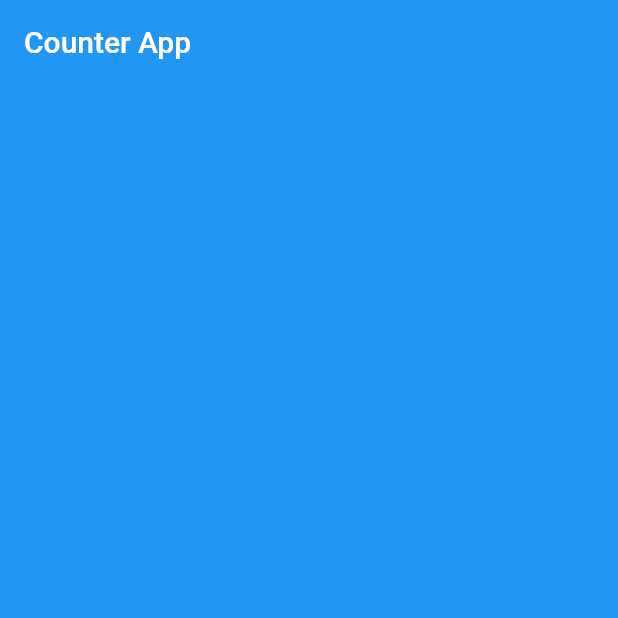
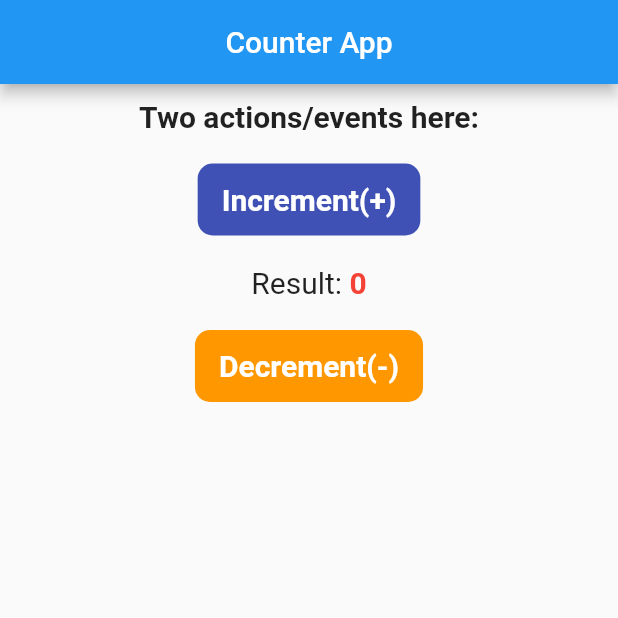
Before and after one commit to nhattien04/counter_app, a Flutter app: the screen it shows after launch, on a phone screen of 412 x 824 dp, the top half of it. Run offline on Flutter 3.47's test engine with Material 2 defaults, Android fonts, the light colour scheme and no system bars; our stand-ins replace bloc, flutter_bloc.

Commit message:
update app

```diff
--- a/counter_app_flutter/lib/blocs/counter_bloc.dart
+++ b/counter_app_flutter/lib/blocs/counter_bloc.dart
@@ -1,12 +1,24 @@
 import 'package:flutter_bloc/flutter_bloc.dart';
 import 'package:counter_app_flutter/events/counter_event.dart';
+import 'package:bloc/bloc.dart';
 
 class CounterBloc extends Bloc<CounterEvent, int> {
   @override
-  int get initialState => 0;
+  int get initialState => 0; // Phai khoi tao gia tri ban dau cho State, khong duoc de Null
 
   @override
   Stream<int> mapEventToState(CounterEvent event) async* {
     // Lay Event de update State
+    print(state); // State hien tai
+    switch (event) {
+      case CounterEvent.increment:
+        var newState = state + 1;
+        yield newState;
+        break;
+      case CounterEvent.decrement:
+        var newState = state - 1;
+        yield newState;
+        break;
+    }
   }
 }
--- a/counter_app_flutter/lib/main.dart
+++ b/counter_app_flutter/lib/main.dart
@@ -1,4 +1,7 @@
+import 'package:counter_app_flutter/blocs/counter_bloc.dart';
+import 'package:counter_app_flutter/views/counter_page.dart';
 import 'package:flutter/material.dart';
+import 'package:flutter_bloc/flutter_bloc.dart';
 
 void main() {
   runApp(
@@ -7,16 +10,22 @@ void main() {
 }
 
 class MyApp extends StatelessWidget {
-  Stream<int> aStreamFunction() async* {
-    // Ham tra ve gia tri nhieu lan thong qua 1 lan goi
-  }
+  // Chay trong Terminal
+  // flutter run --no-sound-null-safety
+
 
   @override
   Widget build(BuildContext context) {
     return MaterialApp(
       title: 'This is Counter App!',
-      home: AppBar(
-        title: Text('Counter App', style: TextStyle(fontSize: 20),
+      home: Scaffold(
+        appBar: AppBar(
+          centerTitle: true,
+          title: Text('Counter App'),
+        ),
+        body: BlocProvider<CounterBloc>(
+          create: (context) => CounterBloc(), // Hanh dong
+          child: CounterPage(), // Giao dien
         ),
       ),
     );
--- /dev/null
+++ b/counter_app_flutter/lib/views/counter_page.dart
@@ -0,0 +1,72 @@
+import 'package:counter_app_flutter/blocs/counter_bloc.dart';
+import 'package:counter_app_flutter/events/counter_event.dart';
+import 'package:flutter/material.dart';
+import 'package:flutter_bloc/flutter_bloc.dart';
+
+class CounterPage extends StatelessWidget {
+  // ignore: invalid_language_version_override
+  @override
+  Widget build(BuildContext context) {
+    final CounterBloc counterBloc = context.bloc<CounterBloc>();
+    return Scaffold(
+      body: SafeArea(
+        minimum: EdgeInsets.symmetric(horizontal: 10, vertical: 10),
+        child: BlocBuilder<CounterBloc, int>( // Xay dung giao dien Bloc tu hanh dong cua CounterBloc
+          builder: (context, counter) {
+            return Column(
+              mainAxisAlignment: MainAxisAlignment.start,
+              crossAxisAlignment: CrossAxisAlignment.center,
+              children: [
+                Text('Two actions/events here:',
+                  style: TextStyle(fontSize: 20, fontWeight: FontWeight.bold),
+                ),
+                Padding(padding: EdgeInsets.symmetric(vertical: 10)),
+                Container(
+                  child: FlatButton(
+                    onPressed: () {
+                      counterBloc.add(CounterEvent.increment);
+                    },
+                    child: Text('Increment(+)',
+                      style: TextStyle(fontSize: 20, fontWeight: FontWeight.bold, color: Colors.white),
+                    ),
+                  ),
+                  decoration: BoxDecoration(
+                      color: Colors.indigo,
+                      borderRadius: BorderRadius.circular(10)
+                  ),
+                ),
+                Container(padding: EdgeInsets.symmetric(vertical: 20),
+                  child: Row(
+                    mainAxisAlignment: MainAxisAlignment.center,
+                    children: [
+                      Text('Result: ',
+                        style: TextStyle(fontSize: 20),
+                      ),
+                      Text('${counter}',
+                        style: TextStyle(fontSize: 20, fontWeight: FontWeight.bold, color: Colors.red),
+                      ),
+                    ],
+                  ),
+                ),
+                Container(
+                  child: FlatButton(
+                    onPressed: () {
+                      counterBloc.add(CounterEvent.decrement);
+                    },
+                    child: Text('Decrement(-)',
+                      style: TextStyle(fontSize: 20, fontWeight: FontWeight.bold, color: Colors.white),
+                    ),
+                  ),
+                  decoration: BoxDecoration(
+                      color: Colors.orange,
+                      borderRadius: BorderRadius.circular(10)
+                  ),
+                ),
+              ],
+            );
+          },
+        )
+      ),
+    );
+  }
+}
```
